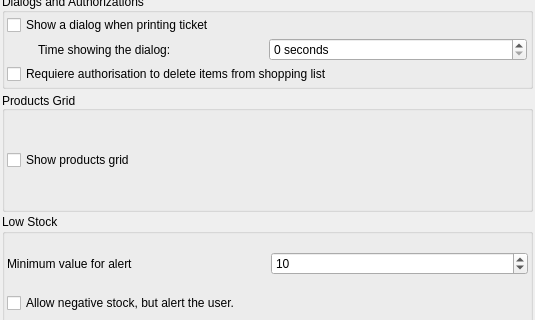
Above: src/ui/prefs_base.ui from hiramvillarreal/iotpos before the change; both pictures show x 0 to 535 and y 155 to 475 of the 535 by 679 pixel window. Below: the same form after it.
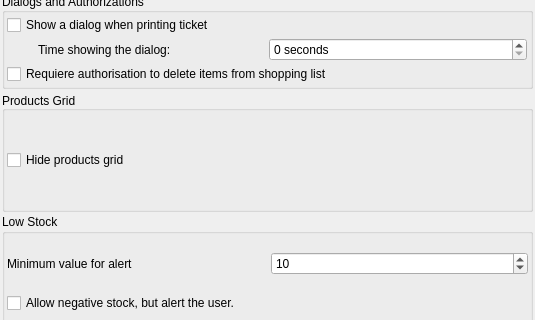
That is the form after the change.

Commit message: split grid minor adjust an spind box on qte column

Patch:
```diff
--- a/src/ui/prefs_base.ui
+++ b/src/ui/prefs_base.ui
@@ -240,7 +240,7 @@
       <item>
        <widget class="QCheckBox" name="kcfg_showGrid">
         <property name="text">
-         <string>Show products grid</string>
+         <string>Hide products grid</string>
         </property>
        </widget>
       </item>
```
The commit also changes 4 other files.
